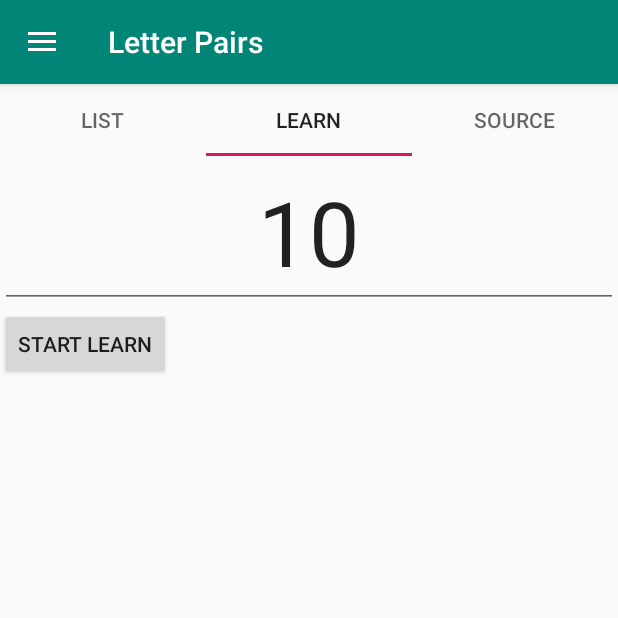
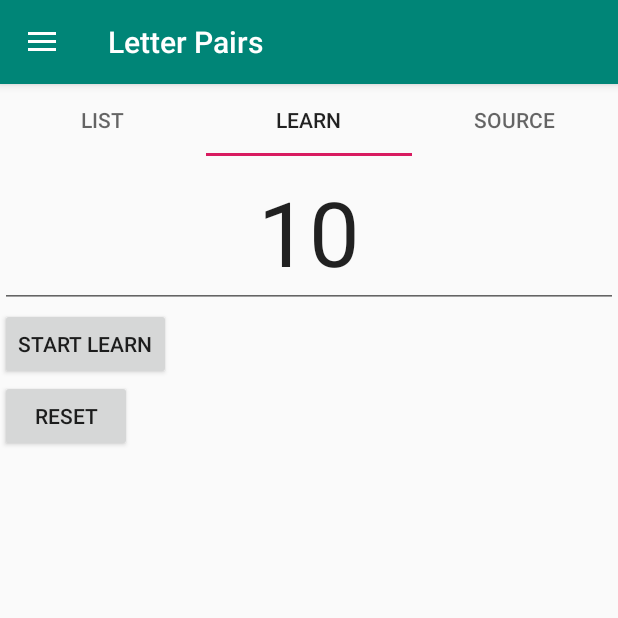
Before and after one commit to danieljames-dj/Cuber, an Android app: the screen it shows after launch (MainActivity), tab 2 chosen, on a phone screen of 412 x 824 dp, the top half of it. Run offline under Robolectric (Android 15) with nearby library versions, the phone set to English and light mode, and no system bars; our stand-ins replace navigation-ui.

Commit message:
reset button added

```diff
--- a/app/src/main/java/com/danieljames/cuber/letters/learn/LettersLearnTab.java
+++ b/app/src/main/java/com/danieljames/cuber/letters/learn/LettersLearnTab.java
@@ -28,10 +28,17 @@ public class LettersLearnTab extends Fragment {
     public View onCreateView(@NonNull LayoutInflater inflater, @Nullable ViewGroup container, @Nullable Bundle savedInstanceState) {
         View view = inflater.inflate(R.layout.letters_learn_tab, container, false);
         Button button = (Button) view.findViewById(R.id.letters_start_learn);
+        Button reset = (Button) view.findViewById(R.id.letters_reset);
         button.setOnClickListener(new View.OnClickListener() {
             @Override
             public void onClick(View v) {
                 startLearning();
+            }
+        });
+        reset.setOnClickListener(new View.OnClickListener() {
+            @Override
+            public void onClick(View v) {
+                resetLearning();
             }
         });
         return view;
@@ -65,4 +72,8 @@ public class LettersLearnTab extends Fragment {
         intent.putExtra("values", values);
         startActivity(intent);
     }
+
+    private void resetLearning() {
+        lettersModel.reset();
+    }
 }
--- a/app/src/main/res/layout/letters_learn_tab.xml
+++ b/app/src/main/res/layout/letters_learn_tab.xml
@@ -20,4 +20,10 @@
         android:layout_width="wrap_content"
         android:layout_height="wrap_content" />
 
+    <Button
+        android:id="@+id/letters_reset"
+        android:text="Reset"
+        android:layout_width="wrap_content"
+        android:layout_height="wrap_content" />
+
 </LinearLayout>
```
Also changed, not shown: app/src/main/java/com/danieljames/cuber/letters/LettersModel.java (+9 -0 lines), 1 other file.
